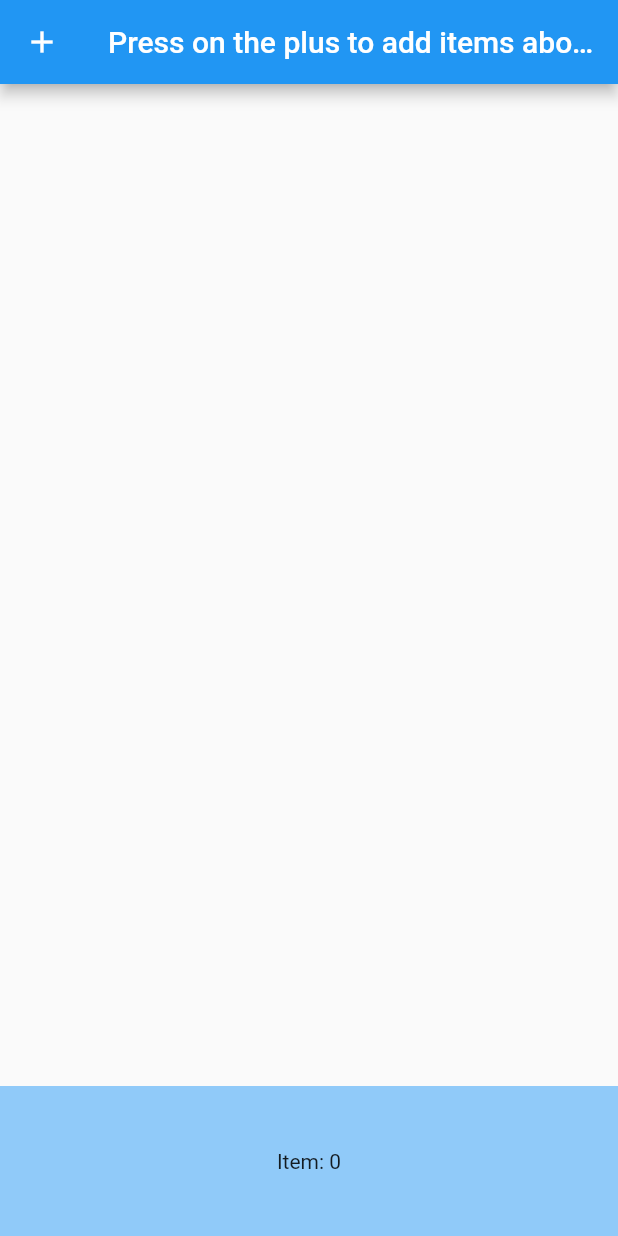
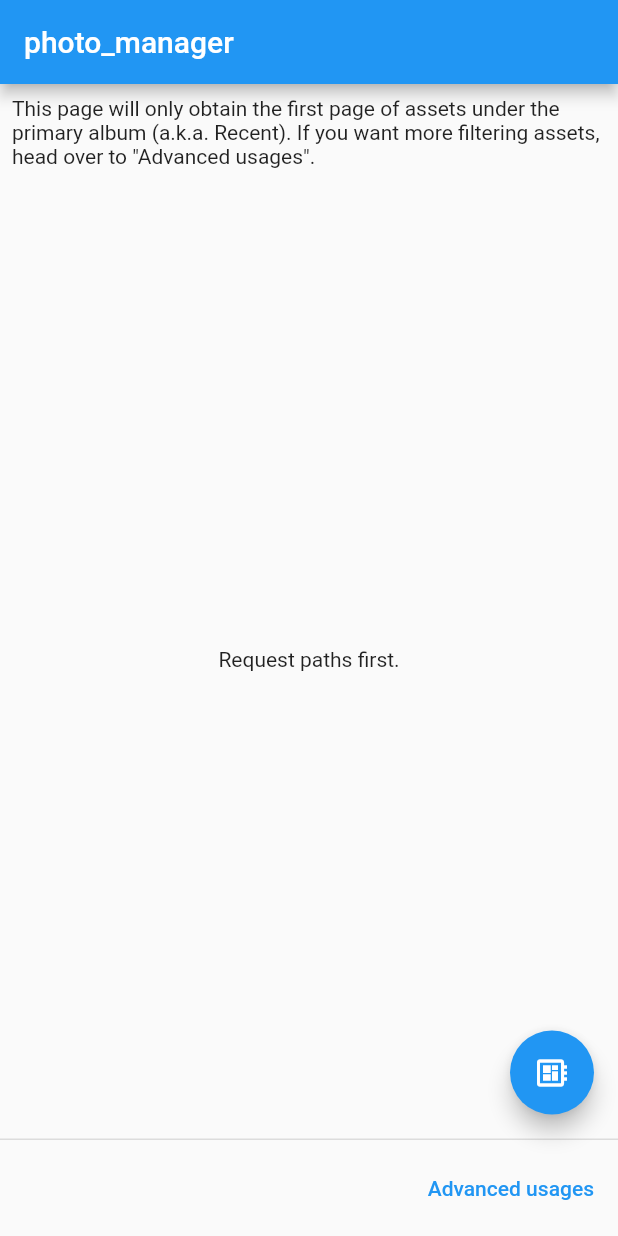
Before and after one commit to bytestocode/flutter-testbed, a Flutter app: the screen it shows after launch, on a phone screen of 412 x 824 dp. Run offline on Flutter 3.47's test engine with Material 2 defaults, Android fonts, the light colour scheme and no system bars; our stand-ins replace device_info_plus, flutter_riverpod; missing offline and left inert: photo_manager.

Commit message:
test: 특정 날짜 기준으로 갤러리 조회

```diff
--- /dev/null
+++ b/lib/image/photo_manage_test.dart
@@ -0,0 +1,181 @@
+import 'package:flutter/material.dart';
+import 'package:photo_manager/photo_manager.dart';
+
+class TodayPhotosPage extends StatefulWidget {
+  const TodayPhotosPage({super.key});
+
+  @override
+  TodayPhotosPageState createState() => TodayPhotosPageState();
+}
+
+class TodayPhotosPageState extends State<TodayPhotosPage> {
+  final int _sizePerPage = 50;
+
+  AssetPathEntity? _path;
+  List<AssetEntity>? _entities;
+  int _totalEntitiesCount = 0;
+
+  int _page = 0;
+  bool _isLoading = false;
+  bool _isLoadingMore = false;
+  bool _hasMoreToLoad = true;
+
+  @override
+  Widget build(BuildContext context) {
+    return Scaffold(
+      appBar: AppBar(title: const Text('photo_manager')),
+      body: Column(
+        children: <Widget>[
+          const Padding(
+            padding: EdgeInsets.all(8.0),
+            child: Text(
+              'This page will only obtain the first page of assets '
+              'under the primary album (a.k.a. Recent). '
+              'If you want more filtering assets, '
+              'head over to "Advanced usages".',
+            ),
+          ),
+          Expanded(
+            child: _buildBody(context),
+          ),
+        ],
+      ),
+      persistentFooterButtons: <TextButton>[
+        TextButton(
+          onPressed: () {
+            // Navigator.of(context).push<void>(
+            //   MaterialPageRoute<void>(
+            //     builder: (_) => const IndexPage(),
+            //   ),
+            // );
+          },
+          child: const Text('Advanced usages'),
+        ),
+      ],
+      floatingActionButton: FloatingActionButton(
+        onPressed: _requestAssets,
+        child: const Icon(Icons.developer_board),
+      ),
+    );
+  }
+
+  Widget _buildBody(BuildContext context) {
+    if (_isLoading) {
+      return const Center(child: CircularProgressIndicator.adaptive());
+    }
+    if (_path == null) {
+      return const Center(child: Text('Request paths first.'));
+    }
+    if (_entities?.isNotEmpty != true) {
+      return const Center(child: Text('No assets found on this device.'));
+    }
+    return GridView.custom(
+      gridDelegate: const SliverGridDelegateWithFixedCrossAxisCount(
+        crossAxisCount: 4,
+      ),
+      childrenDelegate: SliverChildBuilderDelegate(
+        (BuildContext context, int index) {
+          if (index == _entities!.length - 8 &&
+              !_isLoadingMore &&
+              _hasMoreToLoad) {
+            _loadMoreAsset();
+          }
+          final AssetEntity entity = _entities![index];
+          return AssetEntityImage(
+            entity,
+            isOriginal: false,
+          );
+          // return ImageItemWidget(
+          //   key: ValueKey<int>(index),
+          //   entity: entity,
+          //   option: const ThumbnailOption(
+          //     size: ThumbnailSize.square(200),
+          //   ),
+          // );
+        },
+        childCount: _entities!.length,
+        findChildIndexCallback: (Key key) {
+          // Re-use elements.
+          if (key is ValueKey<int>) {
+            return key.value;
+          }
+          return null;
+        },
+      ),
+    );
+  }
+
+  Future<void> _loadMoreAsset() async {
+    final List<AssetEntity> entities = await _path!.getAssetListPaged(
+      page: _page + 1,
+      size: _sizePerPage,
+    );
+    if (!mounted) {
+      return;
+    }
+    setState(() {
+      _entities!.addAll(entities);
+      _page++;
+      _hasMoreToLoad = _entities!.length < _totalEntitiesCount;
+      _isLoadingMore = false;
+    });
+  }
+
+  Future<void> _requestAssets() async {
+    setState(() {
+      _isLoading = true;
+    });
+    // Request permissions.
+    final PermissionState ps = await PhotoManager.requestPermissionExtend();
+    if (!mounted) return;
+
+    // Further requests can be only proceed with authorized or limited.
+    if (!ps.hasAccess) {
+      setState(() {
+        _isLoading = false;
+      });
+      // showToast('Permission is not accessible.');
+      print('Permission is not accessible.');
+      return;
+    }
+    // 앨범 목록
+    final List<AssetPathEntity> paths = await PhotoManager.getAssetPathList(
+      onlyAll: true,
+      filterOption: FilterOptionGroup(
+        imageOption: const FilterOption(
+          sizeConstraint: SizeConstraint(ignoreSize: true),
+        ),
+        createTimeCond: DateTimeCond(
+          min: DateTime(2023, 03, 04, 12, 58),
+          max: DateTime(2023, 12, 31),
+        ),
+      ),
+    );
+    if (!mounted) return;
+
+    // Return if not paths found.
+    if (paths.isEmpty) {
+      setState(() {
+        _isLoading = false;
+      });
+      // showToast('No paths found.');
+      print('No paths found.');
+      return;
+    }
+    setState(() {
+      _path = paths.first;
+    });
+
+    _totalEntitiesCount = await _path!.assetCountAsync;
+    final List<AssetEntity> entities = await _path!.getAssetListPaged(
+      page: 0,
+      size: _sizePerPage,
+    );
+    if (!mounted) return;
+    setState(() {
+      _entities = entities;
+      _isLoading = false;
+      _hasMoreToLoad = _entities!.length < _totalEntitiesCount;
+    });
+  }
+}
--- a/lib/main.dart
+++ b/lib/main.dart
@@ -1,8 +1,7 @@
 import 'package:flutter/material.dart';
 import 'package:flutter_riverpod/flutter_riverpod.dart';
-import 'package:flutter_testbed/ui/expanded_test.dart';
 
-import 'stackoverflow/scrollview_up.dart';
+import 'image/photo_manage_test.dart';
 
 void main() => runApp(
       const ProviderScope(
@@ -15,16 +14,21 @@ class MyApp extends ConsumerWidget {
 
   @override
   Widget build(BuildContext context, WidgetRef ref) {
+    final testWidget = TodayPhotosPage();
+    const wrapWithSafeArea = true;
+
+    if (wrapWithSafeArea) {
+      return MaterialApp(
+        home: SafeArea(
+          child: Scaffold(
+            body: testWidget,
+          ),
+        ),
+      );
+    }
+
     return MaterialApp(
-      home: MyScrollView(),
-    );
-  }
-
-  Widget myApp() {
-    return SafeArea(
-      child: Scaffold(
-        body: ExpandedTestWidget(),
-      ),
+      home: testWidget,
     );
   }
 }
--- a/pubspec.yaml
+++ b/pubspec.yaml
@@ -34,6 +34,7 @@ dependencies:
   # The following adds the Cupertino Icons font to your application.
   # Use with the CupertinoIcons class for iOS style icons.
   cupertino_icons: ^1.0.2
+  photo_manager: ^2.5.2
 
 dev_dependencies:
   flutter_test:
```
Also changed, not shown: pubspec.lock, 2 other files.
